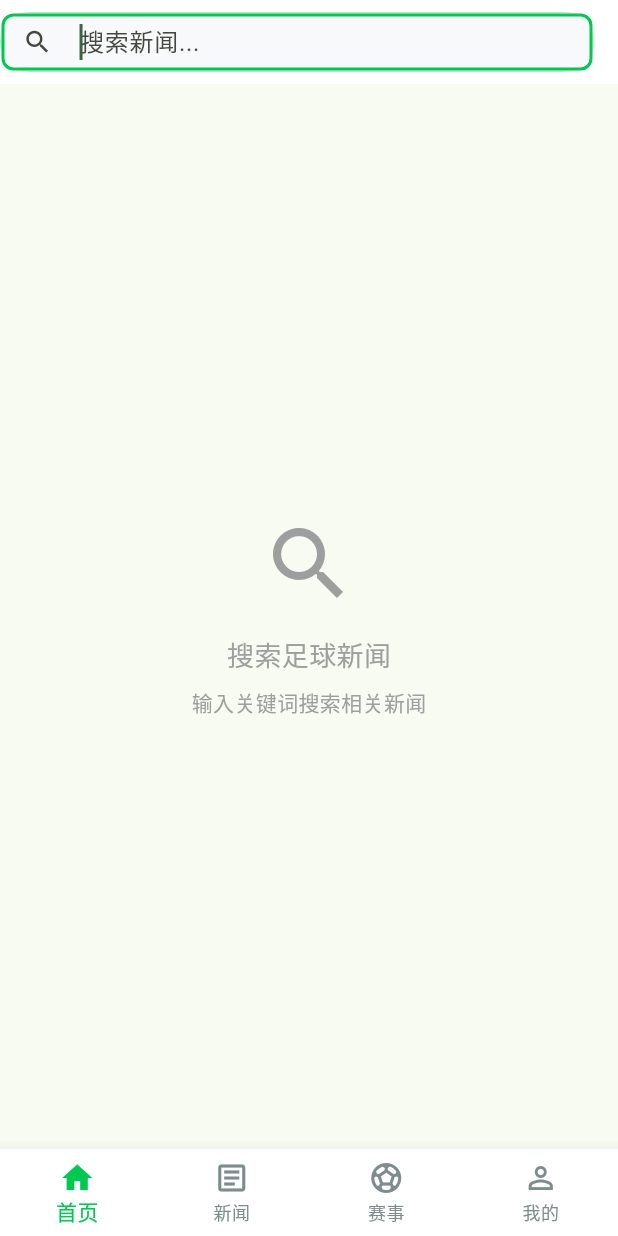
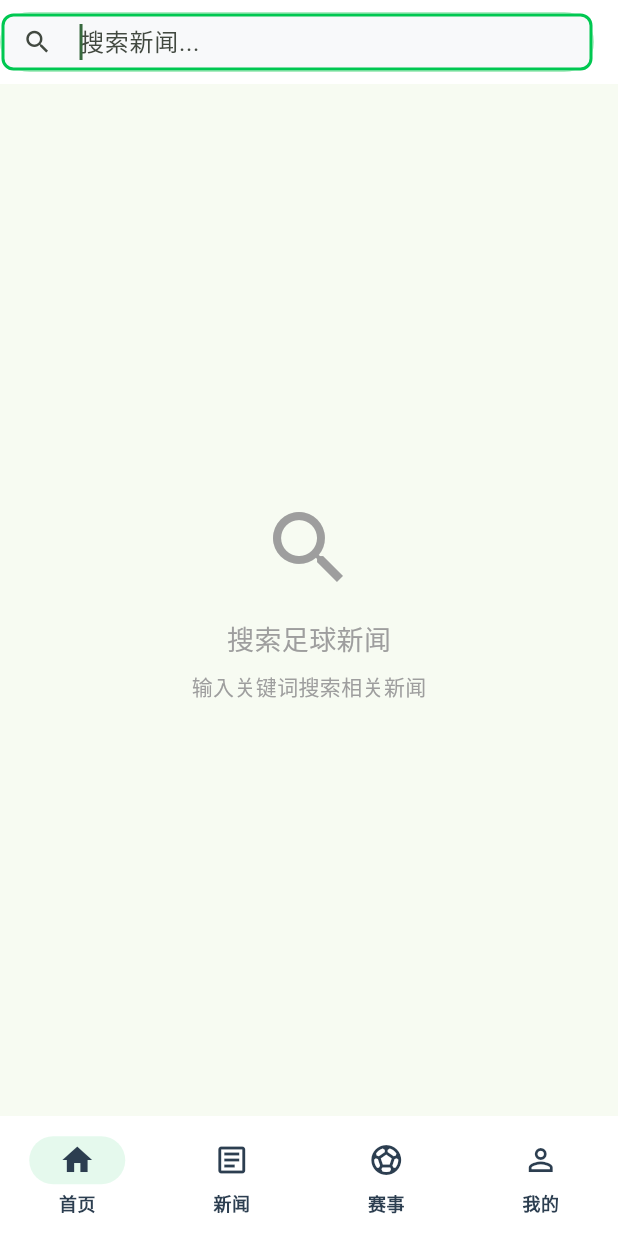
Before and after one commit to ruziniuuuuu/ball-scout, a Flutter app: the NewsScreen screen opened by its route, after a tap on the "search" icon, on a phone screen of 412 x 824 dp. Run offline on Flutter 3.47's test engine with Material 3 defaults, Android fonts, the phone set to English and light mode, and no system bars; our stand-ins replace cached_network_image, dio, flutter_riverpod, go_router, hive_flutter, share_plus and 1 more; accounts and stored records are empty; network calls fail.

Commit message:
Refactor: Use NavigationBar and AppScaffold for consistency
Co-authored-by: ruziniuuuuu <ruziniuuuuu@gmail.com>

```diff
--- a/lib/utils/theme.dart
+++ b/lib/utils/theme.dart
@@ -17,6 +17,18 @@ class AppTheme {
     colorScheme: ColorScheme.fromSeed(
       seedColor: primaryGreen,
       brightness: Brightness.light,
+    ),
+    navigationBarTheme: const NavigationBarThemeData(
+      backgroundColor: Colors.white,
+      indicatorColor: Color(0x1A00C851), // 10% 绿
+      surfaceTintColor: Colors.transparent,
+      labelBehavior: NavigationDestinationLabelBehavior.alwaysShow,
+      iconTheme: WidgetStatePropertyAll(IconThemeData(color: darkGray)),
+      labelTextStyle: WidgetStatePropertyAll(TextStyle(
+        fontSize: 12,
+        fontWeight: FontWeight.w600,
+        color: darkGray,
+      )),
     ),
 
     // 应用栏主题
@@ -135,6 +147,18 @@ class AppTheme {
       seedColor: primaryGreen,
       brightness: Brightness.dark,
     ),
+    navigationBarTheme: const NavigationBarThemeData(
+      backgroundColor: Color(0xFF1A1A1A),
+      indicatorColor: Color(0x3300C851), // 20% 绿
+      surfaceTintColor: Colors.transparent,
+      labelBehavior: NavigationDestinationLabelBehavior.alwaysShow,
+      iconTheme: WidgetStatePropertyAll(IconThemeData(color: Colors.white70)),
+      labelTextStyle: WidgetStatePropertyAll(TextStyle(
+        fontSize: 12,
+        fontWeight: FontWeight.w600,
+        color: Colors.white70,
+      )),
+    ),
 
     appBarTheme: const AppBarTheme(
       centerTitle: true,
--- /dev/null
+++ b/lib/widgets/app_scaffold.dart
@@ -0,0 +1,35 @@
+import 'package:flutter/material.dart';
+
+class AppScaffold extends StatelessWidget {
+  const AppScaffold({
+    super.key,
+    this.appBar,
+    required this.body,
+    this.floatingActionButton,
+    this.floatingActionButtonLocation,
+    this.drawer,
+    this.endDrawer,
+  });
+
+  final PreferredSizeWidget? appBar;
+  final Widget body;
+  final Widget? floatingActionButton;
+  final FloatingActionButtonLocation? floatingActionButtonLocation;
+  final Widget? drawer;
+  final Widget? endDrawer;
+
+  @override
+  Widget build(BuildContext context) {
+    final colorScheme = Theme.of(context).colorScheme;
+
+    return Scaffold(
+      backgroundColor: colorScheme.surface,
+      appBar: appBar,
+      body: SafeArea(child: body),
+      floatingActionButton: floatingActionButton,
+      floatingActionButtonLocation: floatingActionButtonLocation,
+      drawer: drawer,
+      endDrawer: endDrawer,
+    );
+  }
+}
--- a/lib/widgets/main_navigation.dart
+++ b/lib/widgets/main_navigation.dart
@@ -16,29 +16,28 @@ class MainNavigation extends StatelessWidget {
 
     return Scaffold(
       body: child,
-      bottomNavigationBar: BottomNavigationBar(
-        type: BottomNavigationBarType.fixed,
-        currentIndex: currentIndex,
-        onTap: (index) => _onItemTapped(context, index),
-        items: const [
-          BottomNavigationBarItem(
+      bottomNavigationBar: NavigationBar(
+        selectedIndex: currentIndex,
+        onDestinationSelected: (index) => _onItemTapped(context, index),
+        destinations: const [
+          NavigationDestination(
             icon: Icon(Icons.home_outlined),
-            activeIcon: Icon(Icons.home),
+            selectedIcon: Icon(Icons.home),
             label: '首页',
           ),
-          BottomNavigationBarItem(
+          NavigationDestination(
             icon: Icon(Icons.article_outlined),
-            activeIcon: Icon(Icons.article),
+            selectedIcon: Icon(Icons.article),
             label: '新闻',
           ),
-          BottomNavigationBarItem(
+          NavigationDestination(
             icon: Icon(Icons.sports_soccer_outlined),
-            activeIcon: Icon(Icons.sports_soccer),
+            selectedIcon: Icon(Icons.sports_soccer),
             label: '赛事',
           ),
-          BottomNavigationBarItem(
+          NavigationDestination(
             icon: Icon(Icons.person_outline),
-            activeIcon: Icon(Icons.person),
+            selectedIcon: Icon(Icons.person),
             label: '我的',
           ),
         ],
```
Also changed, not shown: lib/screens/matches/matches_screen.dart (+15 -63 lines), lib/screens/news/news_screen.dart (+46 -42 lines).
